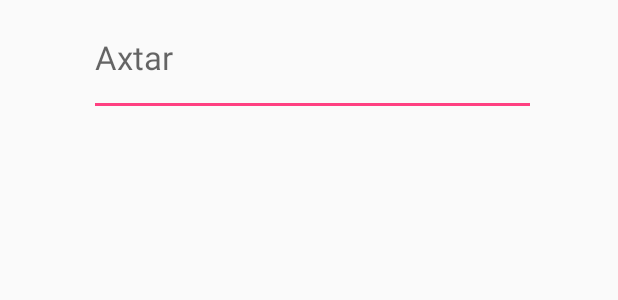
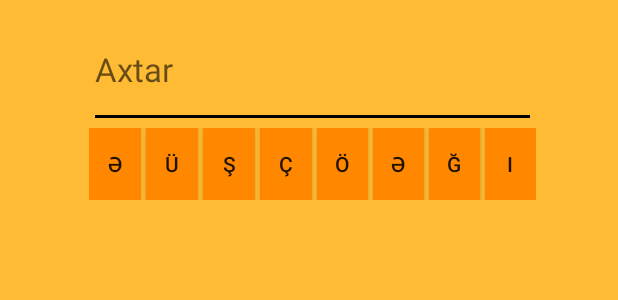
Before and after one commit to toghrulgasimov/AtalarSozlerSqlite, an Android app: the layout activity_main.xml on its own in the app's theme, with its tools: preview values and no code run, on a phone screen of 412 x 824 dp. Shown: the top 300 px of the screen. Run offline under Robolectric (Android 15) with nearby library versions, the light colour scheme and no system bars.

Commit message:
Qoydum Soreye

```diff
--- a/app/build.gradle
+++ b/app/build.gradle
@@ -3,7 +3,7 @@ apply plugin: 'com.android.application'
 android {
     compileSdkVersion 27
     defaultConfig {
-        applicationId "com.zeylik.gasimov.learnsql"
+        applicationId "com.wetertertertertert.asdasdasdasd.sdfsdgdfgdfgdfgdfgdfg.MainActivity"
         minSdkVersion 14
         targetSdkVersion 27
         versionCode 1
@@ -29,4 +29,6 @@ dependencies {
     androidTestImplementation 'com.android.support.test:runner:1.0.2'
     androidTestImplementation 'com.android.support.test.espresso:espresso-core:3.0.2'
     compile 'com.readystatesoftware.sqliteasset:sqliteassethelper:+'
+    implementation 'com.android.support:cardview-v7:27.0.2'
+    implementation 'com.google.android.gms:play-services-ads:15.0.0'
 }
--- a/app/src/main/java/com/zeylik/gasimov/learnsql/My.java
+++ b/app/src/main/java/com/wetertertertertert/asdasdasdasd/sdfsdgdfgdfgdfgdfgdfg/My.java
@@ -1,4 +1,4 @@
-package com.zeylik.gasimov.learnsql;
+package com.wetertertertertert.asdasdasdasd.sdfsdgdfgdfgdfgdfgdfg;
 
 import android.content.Context;
 import android.database.Cursor;
@@ -27,6 +27,7 @@ public class My extends SQLiteAssetHelper {
 
         qb.setTables(sqlTables);
         String Q = "soz like '%"+s+"%'";
+
         Cursor c = qb.query(db, sqlSelect, Q, null,
                 null, null, "esl");
 
--- /dev/null
+++ b/app/src/main/res/drawable/black_cursor.xml
@@ -0,0 +1,5 @@
+<?xml version="1.0" encoding="utf-8"?>
+<shape xmlns:android="http://schemas.android.com/apk/res/android" android:shape="rectangle" >
+    <size android:width="1dp" />
+    <solid android:color="#000000"/>
+</shape>
--- a/app/src/main/res/layout/activity_main.xml
+++ b/app/src/main/res/layout/activity_main.xml
@@ -4,19 +4,31 @@
     xmlns:tools="http://schemas.android.com/tools"
     android:layout_width="match_parent"
     android:layout_height="match_parent"
+    android:background="@android:color/holo_orange_light"
     tools:context=".MainActivity">
 
     <LinearLayout
         android:layout_width="298dp"
-        android:layout_height="589dp"
+        android:layout_height="548dp"
         android:layout_marginEnd="4dp"
         android:layout_marginLeft="8dp"
         android:layout_marginRight="4dp"
         android:layout_marginStart="8dp"
+        android:layout_marginTop="8dp"
+        android:background="@android:color/holo_orange_light"
         android:orientation="vertical"
         app:layout_constraintEnd_toEndOf="parent"
         app:layout_constraintStart_toStartOf="parent"
-        tools:layout_editor_absoluteY="0dp">
+        app:layout_constraintTop_toTopOf="parent">
+
+        <com.google.android.gms.ads.AdView
+            android:id="@+id/adView"
+            android:layout_width="wrap_content"
+            android:layout_height="wrap_content"
+            android:layout_alignParentBottom="true"
+            android:layout_centerHorizontal="true"
+            app:adSize="BANNER"
+            app:adUnitId="ca-app-pub-9026840340673035/4758796804"></com.google.android.gms.ads.AdView>
 
         <EditText
             android:id="@+id/T"
@@ -24,10 +36,91 @@
             android:layout_height="77dp"
             android:ems="10"
             android:hint="Axtar"
+            android:backgroundTint="@android:color/black"
+            android:textCursorDrawable="@drawable/black_cursor"
             android:inputType="textPersonName"
             android:textSize="22sp"
             tools:layout_editor_absoluteX="31dp"
             tools:layout_editor_absoluteY="0dp" />
+
+        <LinearLayout
+            android:id="@+id/keys"
+            android:layout_width="wrap_content"
+            android:layout_height="wrap_content"
+            android:orientation="horizontal"
+            android:paddingLeft="0dp">
+
+            <Button
+                android:id="@+id/button9"
+                android:layout_width="match_parent"
+                android:layout_height="wrap_content"
+                android:layout_marginRight="3dp"
+                android:layout_weight="1"
+                android:background="@android:color/holo_orange_dark"
+                android:text="Ə" />
+
+            <Button
+                android:id="@+id/button14"
+                android:layout_width="match_parent"
+                android:layout_height="wrap_content"
+                android:layout_marginRight="3dp"
+                android:layout_weight="1"
+                android:background="@android:color/holo_orange_dark"
+                android:text="Ü" />
+
+            <Button
+                android:id="@+id/button13"
+                android:layout_width="match_parent"
+                android:layout_height="wrap_content"
+                android:layout_marginRight="3dp"
+                android:layout_weight="1"
+                android:background="@android:color/holo_orange_dark"
+                android:text="Ş" />
+
+            <Button
+                android:id="@+id/button12"
+                android:layout_width="match_parent"
+                android:layout_height="wrap_content"
+                android:layout_marginRight="3dp"
+                android:layout_weight="1"
+                android:background="@android:color/holo_orange_dark"
+                android:text="Ç" />
+
+            <Button
+                android:id="@+id/button11"
+                android:layout_width="match_parent"
+                android:layout_marginRight="3dp"
+                android:layout_height="wrap_content"
+                android:layout_weight="1"
+                android:background="@android:color/holo_orange_dark"
+                android:text="Ö" />
+
+            <Button
+                android:id="@+id/button10"
+                android:layout_width="match_parent"
+                android:layout_height="wrap_content"
+                android:layout_marginRight="3dp"
+                android:layout_weight="1"
+                android:background="@android:color/holo_orange_dark"
+                android:text="Ə" />
+
+            <Button
+                android:id="@+id/button20"
+                android:layout_width="match_parent"
+                android:layout_height="wrap_content"
+                android:layout_weight="1"
+                android:layout_marginRight="3dp"
+                android:background="@android:color/holo_orange_dark"
+                android:text="Ğ" />
+
+            <Button
+                android:id="@+id/button19"
+                android:layout_width="match_parent"
+                android:layout_height="wrap_content"
+                android:layout_weight="1"
+                android:background="@android:color/holo_orange_dark"
+                android:text="ı" />
+        </LinearLayout>
 
         <ListView
             android:id="@+id/L"
--- /dev/null
+++ b/app/src/main/res/values-w820dp/dimens.xml
@@ -0,0 +1,6 @@
+<resources>
+    <!-- Example customization of dimensions originally defined in res/values/dimens.xml
+         (such as screen margins) for screens with more than 820dp of available width. This
+         would include 7" and 10" devices in landscape (~960dp and ~1280dp respectively). -->
+    <dimen name="activity_horizontal_margin">64dp</dimen>
+</resources>
--- a/app/src/main/res/values/styles.xml
+++ b/app/src/main/res/values/styles.xml
@@ -1,11 +1,15 @@
 <resources>
 
     <!-- Base application theme. -->
-    <style name="AppTheme" parent="Theme.AppCompat.Light.DarkActionBar">
+    <style name="AppTheme" parent="Theme.AppCompat.Light.NoActionBar">
         <!-- Customize your theme here. -->
         <item name="colorPrimary">@color/colorPrimary</item>
         <item name="colorPrimaryDark">@color/colorPrimaryDark</item>
         <item name="colorAccent">@color/colorAccent</item>
     </style>
 
+    <style name="AppTheme.AppBarOverlay" parent="ThemeOverlay.AppCompat.Dark.ActionBar" />
+
+    <style name="AppTheme.PopupOverlay" parent="ThemeOverlay.AppCompat.Light" />
+
 </resources>
```
Also changed, not shown: app/src/main/AndroidManifest.xml (+6 -2 lines), app/src/main/java/com/wetertertertertert/asdasdasdasd/sdfsdgdfgdfgdfgdfgdfg/MainActivity.java (added, +95 -0 lines), app/src/main/java/com/zeylik/gasimov/learnsql/MainActivity.java (deleted, +0 -62 lines), app/src/main/res/menu/menu_main2.xml (added, +10 -0 lines), app/src/main/res/values/dimens.xml (added, +7 -0 lines), app/src/main/res/values/strings.xml (+13 -0 lines), 5 other files.
